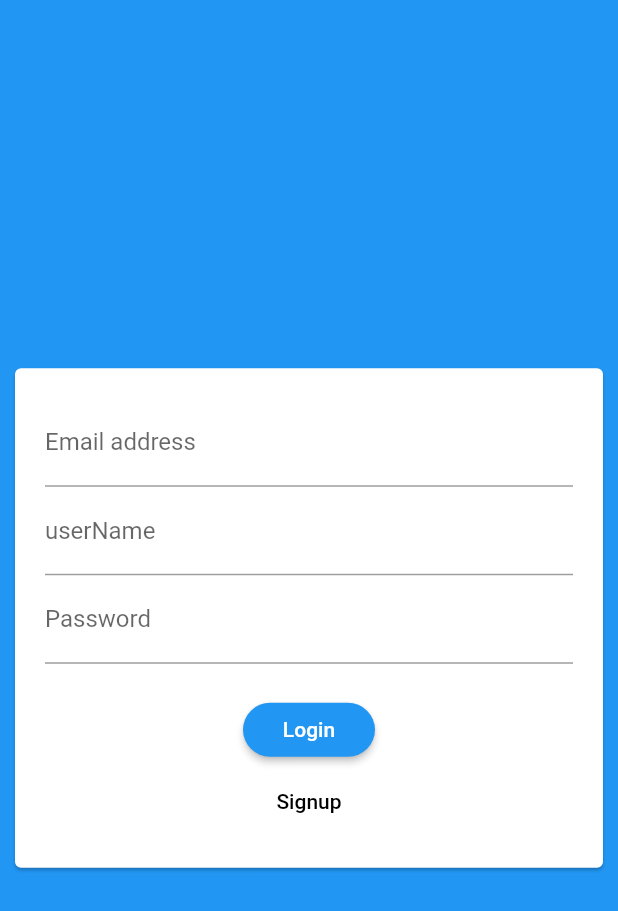
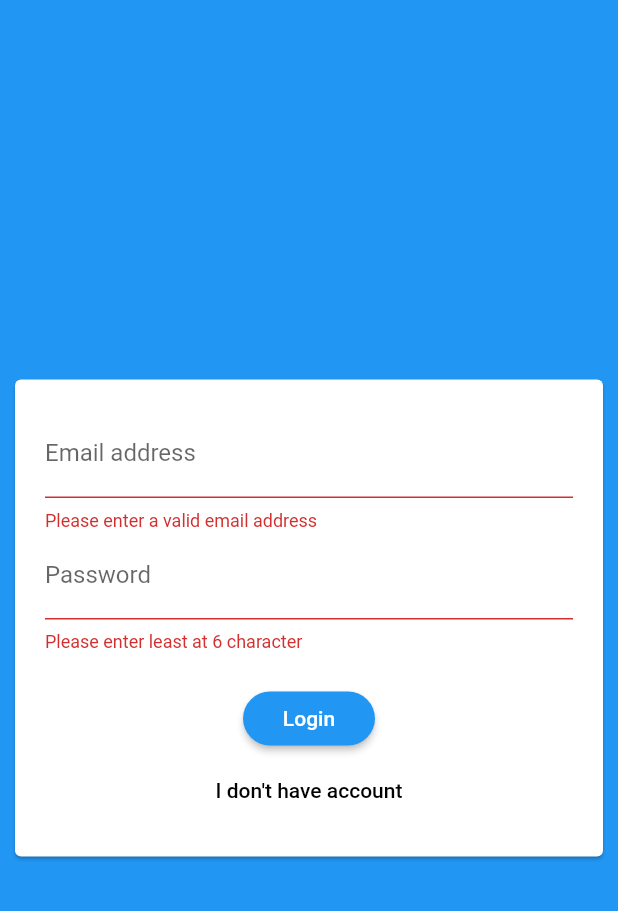
Before and after one commit to 0352972441/flutter, a Flutter app: the screen it shows after launch, after a tap on "Login", on a phone screen of 412 x 824 dp. Shown: the top 911 px of the screen. Run offline on Flutter 3.47's test engine with Material 2 defaults, Android fonts, the light colour scheme and no system bars; our stand-ins replace cloud_firestore, firebase_auth, flutter_dotenv, image_picker, location, shared_preferences and 1 more; accounts and stored records are empty.

Commit message:
update fluter.txt && library and create Auth

```diff
--- a/Library.txt
+++ b/Library.txt
@@ -11,6 +11,7 @@ path: ^1.7.0 : Giúp xây dựng các đường dẫn
 sqflite: ^1.3.1 : Sử dụng SQLite
 location: ^3.0.2 : Location
 cloud_firestore: ^0.13.7 : Thư viện fireStore
+firebase_auth: ^0.16.1 : thư viện xác thực đăng nhập đăng ký
 
 
 
--- a/balloonschat/lib/main.dart
+++ b/balloonschat/lib/main.dart
@@ -1,4 +1,5 @@
 import 'package:balloonschat/screens/auth_screen.dart';
+import 'package:firebase_auth/firebase_auth.dart';
 
 import './screens/balloonschatscreen.dart';
 import 'package:flutter/material.dart';
@@ -24,6 +25,14 @@ class MyApp extends StatelessWidget {
               shape: RoundedRectangleBorder(
                   borderRadius: BorderRadius.circular(20))),
         ),
-        home: AuthScreen());
+        home: StreamBuilder(
+          stream: FirebaseAuth.instance.onAuthStateChanged,
+          builder: (context, snapshot) {
+            if (snapshot.hasData) {
+              return BalloonsChatScreen();
+            }
+            return AuthScreen();
+          },
+        ));
   }
 }
--- a/balloonschat/lib/screens/auth_screen.dart
+++ b/balloonschat/lib/screens/auth_screen.dart
@@ -1,12 +1,61 @@
+import 'dart:math';
+
+import 'package:cloud_firestore/cloud_firestore.dart';
+import 'package:flutter/services.dart';
+
 import '../widgets/Auth/auth.dart';
 import 'package:flutter/material.dart';
+import 'package:firebase_auth/firebase_auth.dart';
 
-class AuthScreen extends StatelessWidget {
+class AuthScreen extends StatefulWidget {
+  @override
+  _AuthScreenState createState() => _AuthScreenState();
+}
+
+class _AuthScreenState extends State<AuthScreen> {
+  bool _isLoading = false;
   @override
   Widget build(BuildContext context) {
+    final firebaseAuth = FirebaseAuth.instance;
+    void _sumitRegister(String email, String userName, String password,
+        bool isLogin, BuildContext context) async {
+      setState(() {
+        _isLoading = true;
+      });
+      AuthResult authResult;
+      try {
+        if (isLogin) {
+          authResult = await firebaseAuth.signInWithEmailAndPassword(
+              email: email, password: password);
+        } else {
+          authResult = await firebaseAuth.createUserWithEmailAndPassword(
+              email: email, password: password);
+          await Firestore.instance
+              .collection('user')
+              .document(authResult.user.uid)
+              .setData({'email': email, 'password': password});
+        }
+        setState(() {
+          _isLoading = false;
+        });
+      } on PlatformException catch (error) {
+        String message = "";
+        if (error.message != null) {
+          print(error.details);
+          message = error.message;
+          Scaffold.of(context).showSnackBar(SnackBar(content: Text(message)));
+        }
+      } catch (error) {
+        setState(() {
+          _isLoading = false;
+        });
+        print(error);
+      }
+    }
+
     return Scaffold(
       backgroundColor: Theme.of(context).primaryColor,
-      body: Auth(),
+      body: Auth(_sumitRegister, _isLoading),
     );
   }
 }
--- a/balloonschat/lib/widgets/Auth/auth.dart
+++ b/balloonschat/lib/widgets/Auth/auth.dart
@@ -1,11 +1,36 @@
 import 'package:flutter/material.dart';
 
 class Auth extends StatefulWidget {
+  Auth(this._sumitRegister, this._isLoading);
+  final void Function(String email, String userName, String password,
+      bool isLogin, BuildContext context) _sumitRegister;
+  final bool _isLoading;
   @override
   _AuthState createState() => _AuthState();
 }
 
 class _AuthState extends State<Auth> {
+  final _globalKey = GlobalKey<FormState>();
+  bool _isLogin = true;
+  final Map<String, Object> user = {
+    'email': "",
+    'userName': "",
+    'password': ""
+  };
+
+  void _submitSaveForm() {
+    final isValid = _globalKey.currentState.validate();
+    if (!isValid) {
+      return;
+    }
+    _globalKey.currentState.save();
+    print(user['email']);
+    print(user['userName']);
+    print(user['password']);
+    widget._sumitRegister(
+        user['email'], user['userName'], user['password'], _isLogin, context);
+  }
+
   @override
   Widget build(BuildContext context) {
     return Center(
@@ -17,28 +42,74 @@ class _AuthState extends State<Auth> {
               child: Padding(
                 padding: EdgeInsets.all(10),
                 child: Form(
+                    key: _globalKey,
                     child: Column(
                       mainAxisSize: MainAxisSize.min,
                       children: <Widget>[
                         TextFormField(
+                          key: ValueKey("email"),
+                          validator: (value) {
+                            if (value.isEmpty || !value.contains("@")) {
+                              return "Please enter a valid email address";
+                            }
+                            return null;
+                          },
                           keyboardType: TextInputType.emailAddress,
-                      decoration: InputDecoration(labelText: "Email address"),
+                          decoration:
+                              InputDecoration(labelText: "Email address"),
+                          onSaved: (value) {
+                            user['email'] = value;
+                          },
+                        ),
+                        if (!_isLogin)
+                          TextFormField(
+                            key: ValueKey('userName'),
+                            validator: (value) {
+                              if (value.isEmpty ||
+                                  value.length < 6 && value.length > 15) {
+                                return "Please enter least at 6 character";
+                              }
+                              return null;
+                            },
+                            decoration: InputDecoration(labelText: "User name"),
+                            onSaved: (value) {
+                              user['userName'] = value;
+                            },
                           ),
                         TextFormField(
-                      decoration: InputDecoration(labelText: "userName"),
-                    ),
-                    TextFormField(
+                          key: ValueKey('password'),
+                          validator: (value) {
+                            if (value.isEmpty || value.length < 6) {
+                              return "Please enter least at 6 character";
+                            }
+                            return null;
+                          },
                           decoration: InputDecoration(labelText: "Password"),
+                          obscureText: true,
+                          onSaved: (value) {
+                            user['password'] = value;
+                          },
                         ),
                         SizedBox(
                           height: 20,
                         ),
+                        if (widget._isLoading) CircularProgressIndicator(),
+                        if (!widget._isLoading)
                           RaisedButton(
-                      onPressed: () {},
+                            onPressed: _submitSaveForm,
                             color: Colors.blue,
-                      child: Text("Login"),
+                            child: Text(_isLogin ? "Login" : "Signup"),
                           ),
-                    FlatButton(onPressed: () {}, child: Text("Signup"))
+                        if (!widget._isLoading)
+                          FlatButton(
+                              onPressed: () {
+                                setState(() {
+                                  _isLogin = !_isLogin;
+                                });
+                              },
+                              child: Text(_isLogin
+                                  ? "I don't have account"
+                                  : "I already have account"))
                       ],
                     )),
               ),
--- a/balloonschat/pubspec.yaml
+++ b/balloonschat/pubspec.yaml
@@ -24,6 +24,7 @@ dependencies:
   flutter:
     sdk: flutter
   cloud_firestore: ^0.13.7
+  firebase_auth: ^0.16.1
 
 
   # The following adds the Cupertino Icons font to your application.
```
Also changed, not shown: Flutter.txt (+19 -1 lines), balloonschat/lib/screens/balloonschatscreen.dart (+27 -0 lines), balloonschat/pubspec.lock. Lines whose indentation alone changed are shown as unchanged.
